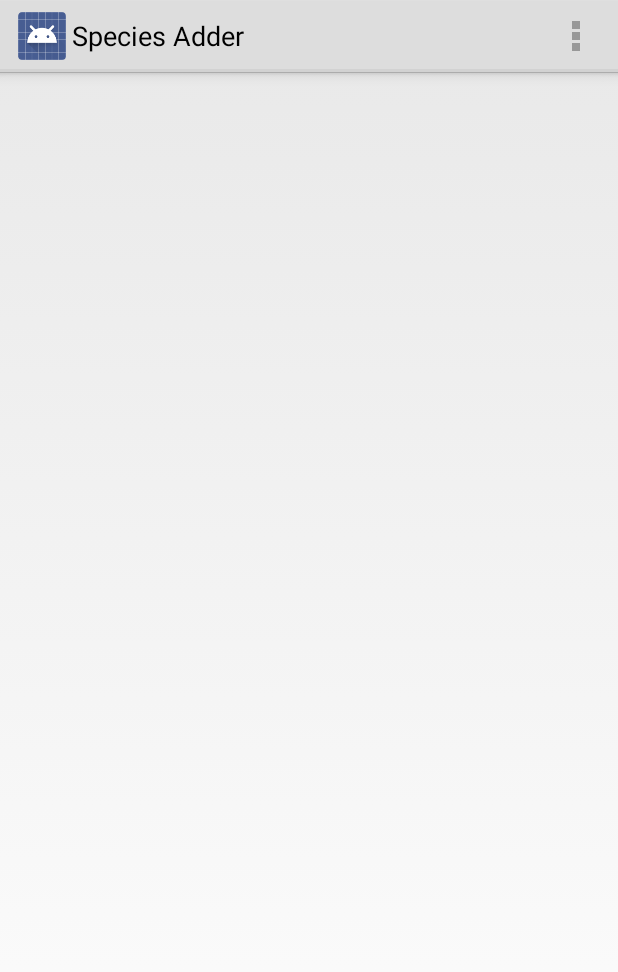
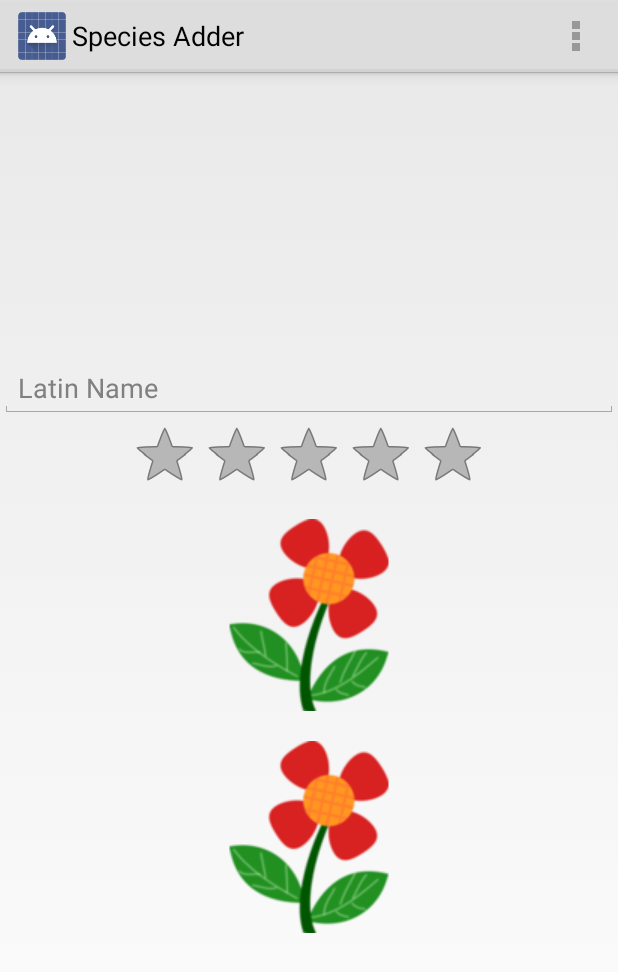
Before and after one commit to njdart/botanyAppRepo, an Android app: the SpeciesAdder screen opened directly, with no data from a screen before it, on a phone screen of 412 x 824 dp. Shown: the top 972 px of the screen. Run offline under Robolectric (Android 15) with nearby library versions, the phone set to English and light mode, and no system bars.

Commit message:
Some work on the species adder

```diff
--- a/src/android/bottanyApp/app/src/main/java/uk/ac/aber/cs221/group2/SpeciesAdder.java
+++ b/src/android/bottanyApp/app/src/main/java/uk/ac/aber/cs221/group2/SpeciesAdder.java
@@ -1,14 +1,20 @@
 package uk.ac.aber.cs221.group2;
 
 import android.app.Activity;
-import android.app.Fragment;
+import android.content.ComponentName;
+import android.content.Intent;
+import android.content.pm.PackageManager;
+import android.content.pm.ResolveInfo;
+import android.net.Uri;
 import android.os.Bundle;
-import android.view.LayoutInflater;
+import android.os.Parcelable;
 import android.view.Menu;
 import android.view.MenuItem;
-import android.view.View;
-import android.view.ViewGroup;
-import android.widget.Button;
+
+import java.util.ArrayList;
+import java.util.List;
+
+import uk.ac.aber.cs221.group2.utils.IntentRequestCodes;
 
 
 public class SpeciesAdder extends Activity {
@@ -19,7 +25,67 @@ public class SpeciesAdder extends Activity {
         setContentView(R.layout.activity_species_adder);
         if (savedInstanceState == null) {
         }
+
+        // Camera.
+        final List<Intent> cameraIntents = new ArrayList<Intent>();
+        final Intent captureIntent = new Intent(android.provider.MediaStore.ACTION_IMAGE_CAPTURE);
+        final PackageManager packageManager = getPackageManager();
+        final List<ResolveInfo> listCam = packageManager.queryIntentActivities(captureIntent, 0);
+        for(ResolveInfo res : listCam) {
+            final String packageName = res.activityInfo.packageName;
+            final Intent intent = new Intent(captureIntent);
+            intent.setComponent(new ComponentName(res.activityInfo.packageName, res.activityInfo.name));
+            intent.setPackage(packageName);
+            //intent.putExtra(MediaStore.EXTRA_OUTPUT, outputFileUri);
+            cameraIntents.add(intent);
+        }
+
+        // Filesystem.
+        final Intent galleryIntent = new Intent();
+        galleryIntent.setType("image/*");
+        galleryIntent.setAction(Intent.ACTION_GET_CONTENT);
+
+        // Chooser of filesystem options.
+        final Intent chooserIntent = Intent.createChooser(galleryIntent, "Select Source");
+
+        // Add the camera options.
+        chooserIntent.putExtra(Intent.EXTRA_INITIAL_INTENTS, cameraIntents.toArray(new Parcelable[]{}));
+
+        //startActivityForResult(chooserIntent, IntentRequestCodes.SPECIES_ADDER_IMAGE_CHOOSER);
     }
+
+    @Override
+    protected void onActivityResult(int requestCode, int resultCode, Intent data) {
+
+        if(resultCode == RESULT_OK) {
+
+            if(requestCode == IntentRequestCodes.SPECIES_ADDER_IMAGE_CHOOSER) {
+
+                final boolean isCamera;
+                if(data == null) {
+                    isCamera = true;
+                } else {
+                    final String action = data.getAction();
+                    if(action == null) {
+                        isCamera = false;
+                    } else {
+                        isCamera = action.equals(android.provider.MediaStore.ACTION_IMAGE_CAPTURE);
+                    }
+                }
+
+                Uri selectedImageUri;
+                if(isCamera)
+                {
+                 //   selectedImageUri = outputFileUri;
+                }
+                else
+                {
+                    selectedImageUri = data.getData();
+                }
+            }
+        }
+    }
+
 
 
     @Override
--- a/src/android/bottanyApp/app/src/main/res/layout/activity_species_adder.xml
+++ b/src/android/bottanyApp/app/src/main/res/layout/activity_species_adder.xml
@@ -4,4 +4,51 @@
     android:layout_width="match_parent"
     android:layout_height="match_parent"
     tools:context="uk.ac.aber.cs221.group2.SpeciesAdder"
-    tools:ignore="MergeRootFrame"/>
+    tools:ignore="MergeRootFrame">
+
+    <ScrollView
+        android:layout_width="match_parent"
+        android:layout_height="match_parent"
+        android:id="@+id/scrollView"
+        android:layout_gravity="center|top">
+
+        <LinearLayout
+            android:orientation="vertical"
+            android:layout_width="fill_parent"
+            android:layout_height="fill_parent"
+            android:layout_gravity="center"
+            android:gravity="center_horizontal">
+
+            <AutoCompleteTextView
+                android:layout_width="match_parent"
+                android:layout_height="wrap_content"
+                android:id="@+id/latinNameAutoComplete"
+                android:layout_gravity="center_horizontal"
+                android:hint="@string/latinNamesHint" />
+
+            <RatingBar
+                android:layout_width="wrap_content"
+                android:layout_height="wrap_content"
+                android:id="@+id/ratingBar" />
+
+            <ImageView
+                android:layout_width="wrap_content"
+                android:layout_height="wrap_content"
+                android:id="@+id/sceneView"
+                android:gravity="left|top"
+                android:focusableInTouchMode="true"
+                android:padding="10dp"
+                android:src="@drawable/specimen" />
+
+            <ImageView
+                android:layout_width="wrap_content"
+                android:layout_height="wrap_content"
+                android:id="@+id/specimenView"
+                android:src="@drawable/specimen"
+                android:padding="10dp"
+                android:gravity="right|top" />
+
+        </LinearLayout>
+    </ScrollView>
+
+</FrameLayout>
--- /dev/null
+++ b/src/android/bottanyApp/app/src/main/res/values/species_adder_strings.xml
@@ -0,0 +1,4 @@
+<?xml version="1.0" encoding="utf-8"?>
+<resources>
+    <string name="latinNamesHint">Latin Name</string>
+</resources>
```
Also changed, not shown: src/android/bottanyApp/app/src/main/java/uk/ac/aber/cs221/group2/utils/IntentRequestCodes.java (added, +9 -0 lines), src/android/bottanyApp/app/src/main/java/uk/ac/aber/cs221/group2/utils/SiteDataSource.java (+3 -5 lines), src/android/bottanyApp/app/src/main/res/drawable/specimen.png (added).
